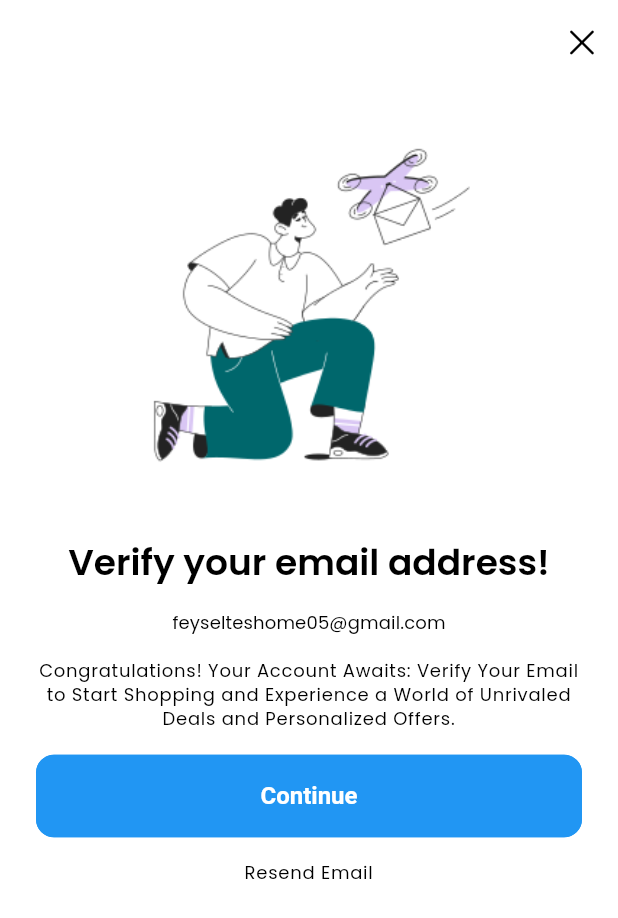
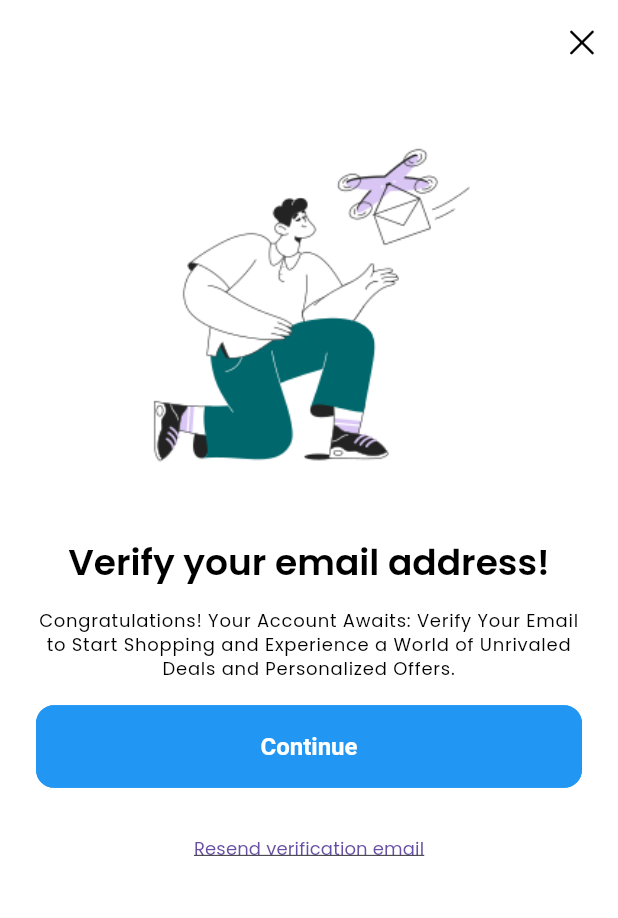
Before and after one commit to Feysel-6/eComSel, a Flutter app: the VerifyEmailScreen screen opened directly, on a phone screen of 412 x 824 dp. Shown: the top 918 px of the screen. Run offline on Flutter 3.47's test engine with Material 3 defaults, Android fonts, the light colour scheme and no system bars; our stand-ins replace carousel_slider, flutter_native_splash, flutter_rating_bar, get, get_storage, iconsax and 5 more; accounts and stored records are empty; project files that could hold a hidden picture were left out.

Commit message:
feat(auth): add email verification screen with resend option

```diff
--- a/lib/common/widgets/success_screen/check_your_email.dart
+++ b/lib/common/widgets/success_screen/check_your_email.dart
@@ -2,7 +2,6 @@ import 'package:flutter/material.dart';
 
 import '../../../utlis/constants/image_strings.dart';
 import '../../../utlis/constants/sizes.dart';
-import '../../../utlis/constants/text_strings.dart';
 import '../../../utlis/helpers/helper_functions.dart';
 
 class CheckYourEmail extends StatelessWidget {
@@ -12,12 +11,13 @@ class CheckYourEmail extends StatelessWidget {
     this.email,
     required this.subTitle,
     required this.btnTxt,
-    required this.onPressed,
+    required this.onPressed,  this.onResend,
   });
 
   final String title, subTitle, btnTxt;
   final String? email;
   final VoidCallback onPressed;
+  final VoidCallback? onResend;
 
   @override
   Widget build(BuildContext context) {
@@ -60,10 +60,12 @@ class CheckYourEmail extends StatelessWidget {
           ),
           SizedBox(height: ESizes.spaceBtwItems),
 
-          Text(
-            ETexts.resendEmail,
-            style: Theme.of(context).textTheme.labelMedium,
-            textAlign: TextAlign.center,
+          TextButton(
+            onPressed: onResend,
+            child: const Text(
+              "Resend verification email",
+              style: TextStyle(decoration: TextDecoration.underline),
+            ),
           ),
           SizedBox(height: ESizes.spaceBtwItems),
         ],
--- a/lib/features/authentication/screens/signup/verify_email.dart
+++ b/lib/features/authentication/screens/signup/verify_email.dart
@@ -1,19 +1,21 @@
-import 'package:ecom_sel/features/authentication/screens/login/login.dart';
+import 'package:ecom_sel/features/authentication/controllers/signup/verify_email_controller.dart';
 import 'package:flutter/material.dart';
 import 'package:get/get.dart';
 
 import '../../../../common/widgets/login_signup/clear_button.dart';
 import '../../../../common/widgets/success_screen/check_your_email.dart';
-import '../../../../common/widgets/success_screen/success_screen.dart';
-import '../../../../utlis/constants/image_strings.dart';
 import '../../../../utlis/constants/text_strings.dart';
 
+class VerifyEmailScreen extends StatelessWidget {
+  const VerifyEmailScreen({super.key, this.email, this.password});
 
-class VerifyEmailScreen extends StatelessWidget {
-  const VerifyEmailScreen({super.key});
+  final String? email;
+  final String? password;
 
   @override
   Widget build(BuildContext context) {
+    final controller = Get.put(VerifyEmailController());
+
     return Scaffold(
       appBar: AppBar(
         automaticallyImplyLeading: false,
@@ -24,16 +26,10 @@ class VerifyEmailScreen extends StatelessWidget {
           title: ETexts.confirmEmail,
           subTitle: ETexts.confirmEmailSubTitle,
           btnTxt: ETexts.tContinue,
-          email: 'feyselteshome05@gmail.com',
-          onPressed:
-              () => Get.to(
-                () => SuccessScreen(
-                  image: EImages.staticSuccessIllustration,
-                  title: ETexts.yourAccountCreatedTitle,
-                  description: ETexts.yourAccountCreatedSubTitle,
-                  onPressed: () => Get.to(() => const LoginScreen()),
-                ),
-              ),
+          email: email,
+          onPressed: () =>
+              controller.checkEmailVerificationStatus(email!, password!),
+          onResend: () => controller.resendVerificationEmail(email!),
         ),
       ),
     );
```
Also changed, not shown: lib/features/authentication/controllers/signup/verify_email_controller.dart (added, +74 -0 lines).
